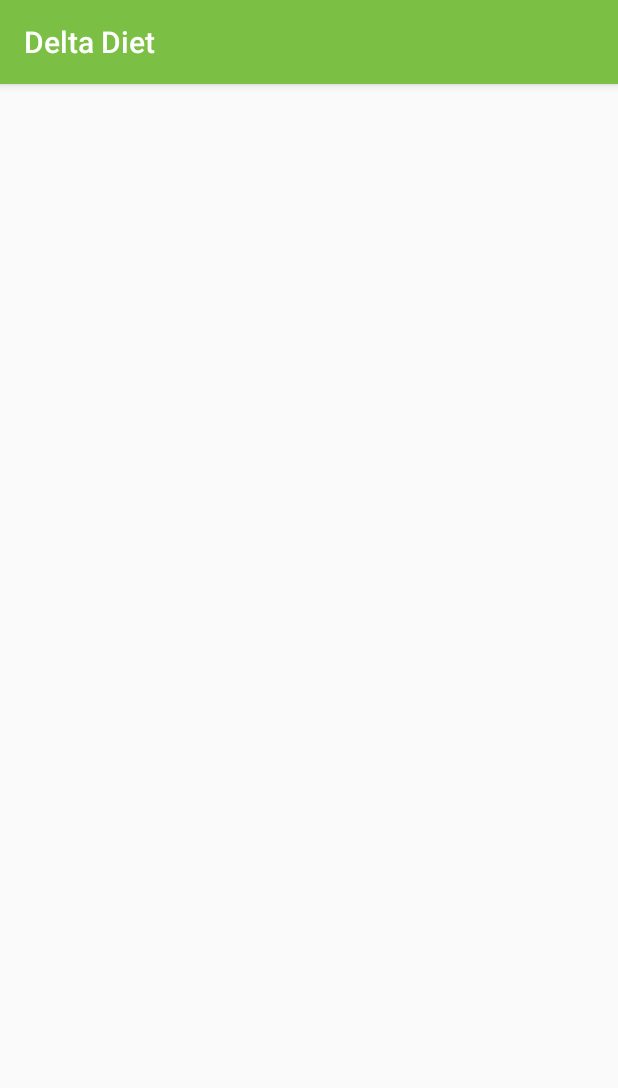
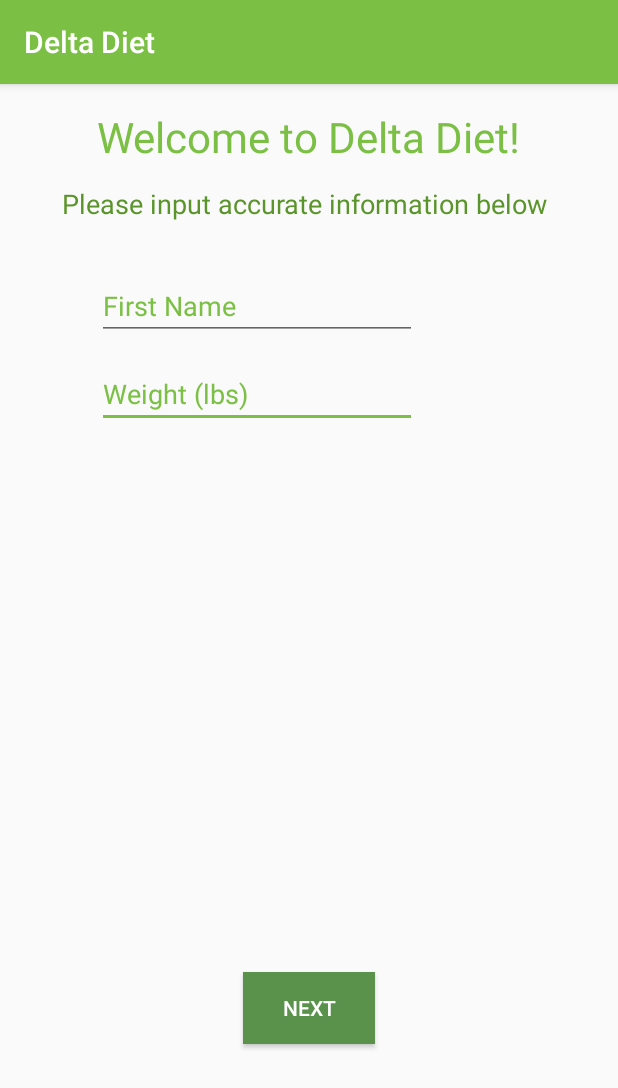
Before and after one commit to james-bonifacio/DeltaHacks3, an Android app: the InitialSetup screen opened directly, with no data from a screen before it, on a phone screen of 412 x 824 dp. Shown: the top 1088 px of the screen. Run offline under Robolectric (Android 15) with nearby library versions, the phone set to English and light mode, and no system bars.

Commit message:
added button and fields

```diff
--- a/app/src/main/res/layout/activity_initial_setup.xml
+++ b/app/src/main/res/layout/activity_initial_setup.xml
@@ -10,4 +10,63 @@
     android:paddingTop="@dimen/activity_vertical_margin"
     tools:context="com.example.james.deltahacks.InitialSetup">
 
+    <TextView
+        android:text="Welcome to Delta Diet!"
+        android:layout_width="wrap_content"
+        android:layout_height="wrap_content"
+        android:id="@+id/textView"
+        android:textSize="28sp"
+        android:layout_alignParentTop="true"
+        android:layout_centerHorizontal="true"
+        android:textColor="#7BC044" />
+
+    <TextView
+        android:text="Please input accurate information below "
+        android:layout_width="wrap_content"
+        android:layout_height="wrap_content"
+        android:layout_marginTop="13dp"
+        android:id="@+id/textView2"
+        android:textSize="18sp"
+        android:layout_below="@+id/textView"
+        android:layout_centerHorizontal="true"
+        android:textColor="#5a942b" />
+
+    <EditText
+        android:layout_width="wrap_content"
+        android:layout_height="wrap_content"
+        android:inputType="textPersonName"
+        android:text="Weight (lbs)"
+        android:ems="10"
+        android:id="@+id/editText"
+        android:textColor="#7BC044"
+        android:layout_marginTop="13dp"
+        android:layout_below="@+id/editText2"
+        android:layout_alignLeft="@+id/editText2"
+        android:layout_alignStart="@+id/editText2" />
+
+    <EditText
+        android:layout_width="wrap_content"
+        android:layout_height="wrap_content"
+        android:inputType="textPersonName"
+        android:text="First Name"
+        android:ems="10"
+        android:id="@+id/editText2"
+        android:layout_marginTop="33dp"
+        android:layout_below="@+id/textView2"
+        android:layout_alignLeft="@+id/textView"
+        android:layout_alignStart="@+id/textView"
+        android:textColor="#7bc044" />
+
+    <Button
+        android:text="Next"
+        android:layout_width="wrap_content"
+        android:layout_height="wrap_content"
+        android:id="@+id/button"
+        android:layout_marginBottom="112dp"
+        android:layout_alignParentBottom="true"
+        android:layout_centerHorizontal="true"
+        android:background="#5a924b"
+        android:onClick="#7BC044"
+        android:textColor="@android:color/white" />
+
 </RelativeLayout>
```
